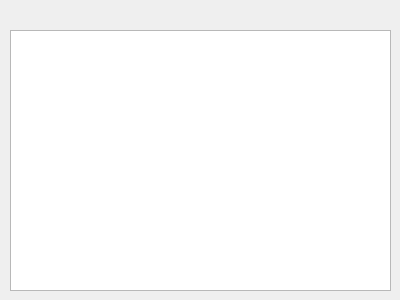
Qt form src/resultsWindow.ui (TaronSilver/genom) before a commit.
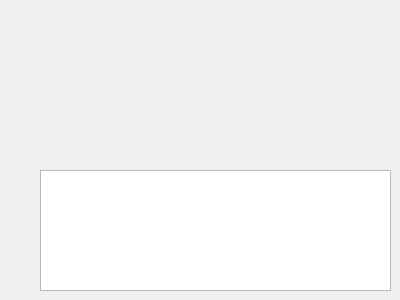
The same form after that commit.

Commit message: The file now opens in the resultsWindows

Patch:
```diff
--- a/src/resultsWindow.ui
+++ b/src/resultsWindow.ui
@@ -16,10 +16,10 @@
   <widget class="QTextBrowser" name="textBrowser">
    <property name="geometry">
     <rect>
-     <x>10</x>
-     <y>30</y>
-     <width>381</width>
-     <height>261</height>
+     <x>40</x>
+     <y>170</y>
+     <width>351</width>
+     <height>121</height>
     </rect>
    </property>
   </widget>
```
The commit also changes 9 other files.
